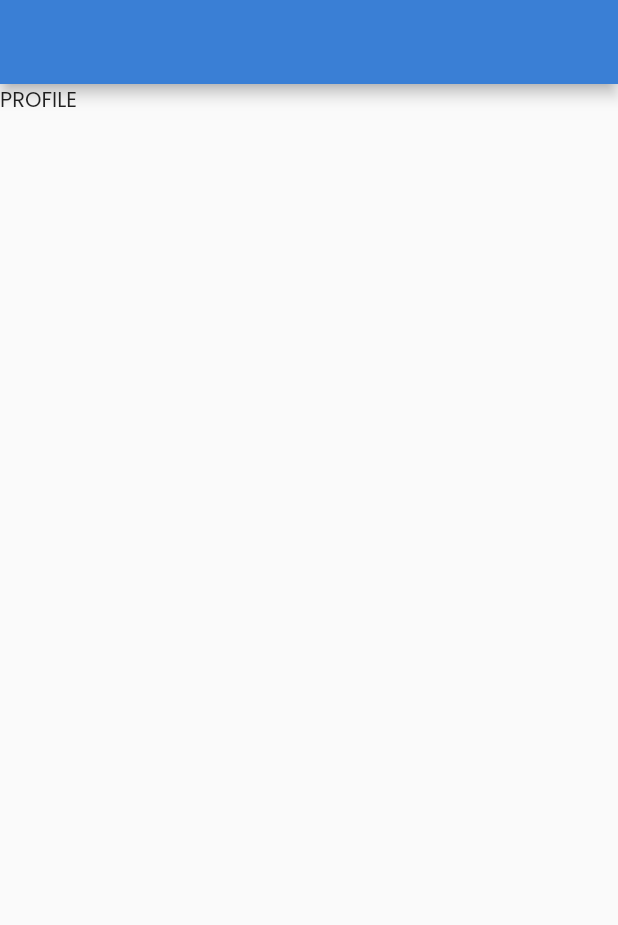
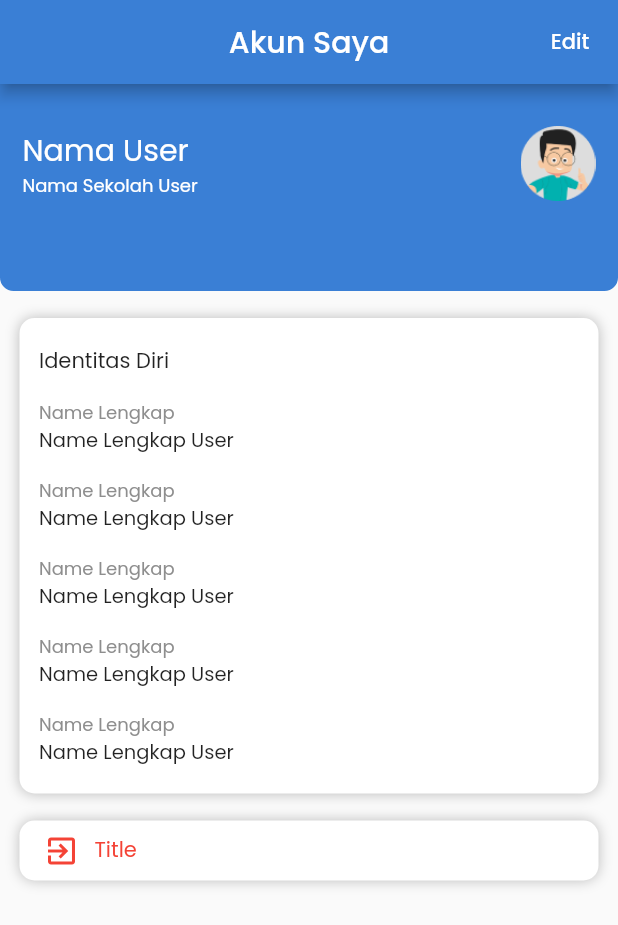
Before and after one commit to hamamulwidya/edspert-latsol, a Flutter app: the ProfilePage screen opened directly, on a phone screen of 412 x 824 dp. Shown: the top 925 px of the screen. Run offline on Flutter 3.47's test engine with Material 2 defaults, Android fonts, the phone set to English and light mode, and no system bars; our stand-ins replace google_fonts.

Commit message:
akun saya - profile page

```diff
--- a/lib/view/main/profile/profile_page.dart
+++ b/lib/view/main/profile/profile_page.dart
@@ -1,4 +1,5 @@
 import 'package:flutter/material.dart';
+import 'package:git_project/constants/r.dart';
 
 class ProfilePage extends StatefulWidget {
   const ProfilePage({Key? key}) : super(key: key);
@@ -11,9 +12,188 @@
   @override
   Widget build(BuildContext context) {
     return Scaffold(
-      appBar: AppBar(),
+      appBar: AppBar(
+        title: Text("Akun Saya"),
+        centerTitle: true,
+        actions: [
+          TextButton(
+            onPressed: () {},
+            child: Text(
+              "Edit",
+              style: TextStyle(
+                color: Colors.white,
+              ),
+            ),
+          )
+        ],
+      ),
       body: Column(
-        children: [Text("PROFILE")],
+        children: [
+          Container(
+            padding: EdgeInsets.only(
+              top: 28,
+              bottom: 60,
+              right: 15,
+              left: 15,
+            ),
+            decoration: BoxDecoration(
+              color: R.colors.primary,
+              borderRadius: BorderRadius.only(
+                bottomLeft: Radius.circular(9),
+                bottomRight: Radius.circular(9),
+              ),
+            ),
+            child: Row(children: [
+              Expanded(
+                child: Column(
+                  crossAxisAlignment: CrossAxisAlignment.start,
+                  children: [
+                    Text(
+                      "Nama User",
+                      style: TextStyle(
+                        fontSize: 20,
+                        color: Colors.white,
+                        fontWeight: FontWeight.w400,
+                      ),
+                    ),
+                    Text(
+                      "Nama Sekolah User",
+                      style: TextStyle(
+                        fontSize: 12,
+                        color: Colors.white,
+                        fontWeight: FontWeight.w400,
+                      ),
+                    ),
+                  ],
+                ),
+              ),
+              Image.asset(
+                R.assets.imgUser,
+                width: 50,
+                height: 50,
+              ),
+            ]),
+          ),
+          // SizedBox(height: 15),
+          Container(
+            width: double.infinity,
+            decoration: BoxDecoration(
+              color: Colors.white,
+              borderRadius: BorderRadius.circular(10),
+              boxShadow: [
+                BoxShadow(blurRadius: 7, color: Colors.black.withOpacity(0.25))
+              ],
+            ),
+            margin: EdgeInsets.symmetric(vertical: 18, horizontal: 13),
+            padding: EdgeInsets.symmetric(vertical: 18, horizontal: 13),
+            child: Column(
+              crossAxisAlignment: CrossAxisAlignment.start,
+              children: [
+                Text("Identitas Diri"),
+                SizedBox(height: 15),
+                Text(
+                  "Name Lengkap",
+                  style: TextStyle(
+                    color: R.colors.greySubtitleHome,
+                    fontSize: 12,
+                  ),
+                ),
+                Text(
+                  "Name Lengkap User",
+                  style: TextStyle(
+                    // color: R.colors.greySubtitleHome,
+                    fontSize: 13,
+                  ),
+                ),
+                SizedBox(height: 15),
+                Text(
+                  "Name Lengkap",
+                  style: TextStyle(
+                    color: R.colors.greySubtitleHome,
+                    fontSize: 12,
+                  ),
+                ),
+                Text(
+                  "Name Lengkap User",
+                  style: TextStyle(
+                    // color: R.colors.greySubtitleHome,
+                    fontSize: 13,
+                  ),
+                ),
+                SizedBox(height: 15),
+                Text(
+                  "Name Lengkap",
+                  style: TextStyle(
+                    color: R.colors.greySubtitleHome,
+                    fontSize: 12,
+                  ),
+                ),
+                Text(
+                  "Name Lengkap User",
+                  style: TextStyle(
+                    // color: R.colors.greySubtitleHome,
+                    fontSize: 13,
+                  ),
+                ),
+                SizedBox(height: 15),
+                Text(
+                  "Name Lengkap",
+                  style: TextStyle(
+                    color: R.colors.greySubtitleHome,
+                    fontSize: 12,
+                  ),
+                ),
+                Text(
+                  "Name Lengkap User",
+                  style: TextStyle(
+                    // color: R.colors.greySubtitleHome,
+                    fontSize: 13,
+                  ),
+                ),
+                SizedBox(height: 15),
+                Text(
+                  "Name Lengkap",
+                  style: TextStyle(
+                    color: R.colors.greySubtitleHome,
+                    fontSize: 12,
+                  ),
+                ),
+                Text(
+                  "Name Lengkap User",
+                  style: TextStyle(
+                    // color: R.colors.greySubtitleHome,
+                    fontSize: 13,
+                  ),
+                ),
+              ],
+            ),
+          ),
+          Container(
+            margin: EdgeInsets.symmetric(horizontal: 13),
+            padding: EdgeInsets.symmetric(horizontal: 16, vertical: 8),
+            decoration: BoxDecoration(
+              color: Colors.white,
+              borderRadius: BorderRadius.circular(10),
+              boxShadow: [
+                BoxShadow(blurRadius: 7, color: Colors.black.withOpacity(0.25))
+              ],
+            ),
+            child: Row(children: [
+              Icon(
+                Icons.exit_to_app,
+                color: Colors.red,
+              ),
+              SizedBox(width: 10),
+              Text(
+                "Title",
+                style: TextStyle(
+                  color: Colors.red,
+                  // fontSize: 12,
+                ),
+              ),
+            ]),
+          )
+        ],
       ),
     );
   }
```
